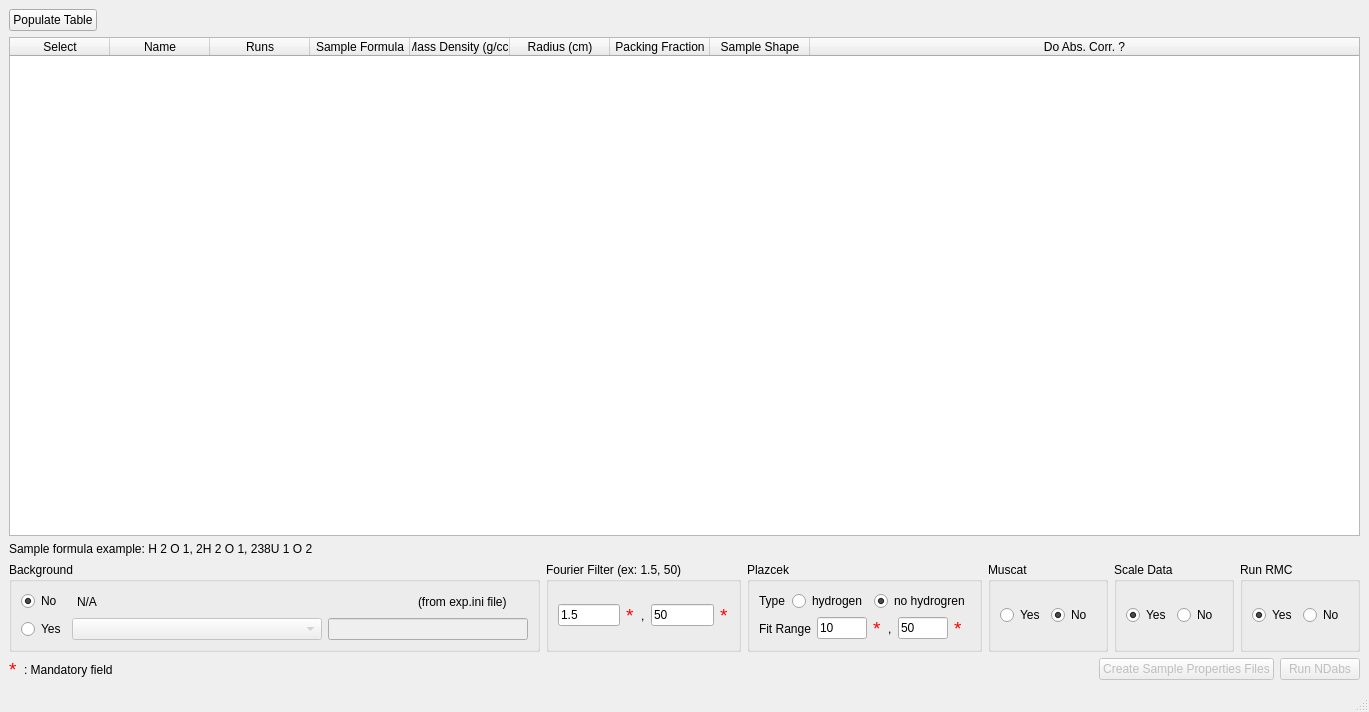
The window that addie/ui/step2.ui (neutrons/addie) describes before a commit, drawn with Qt 5.
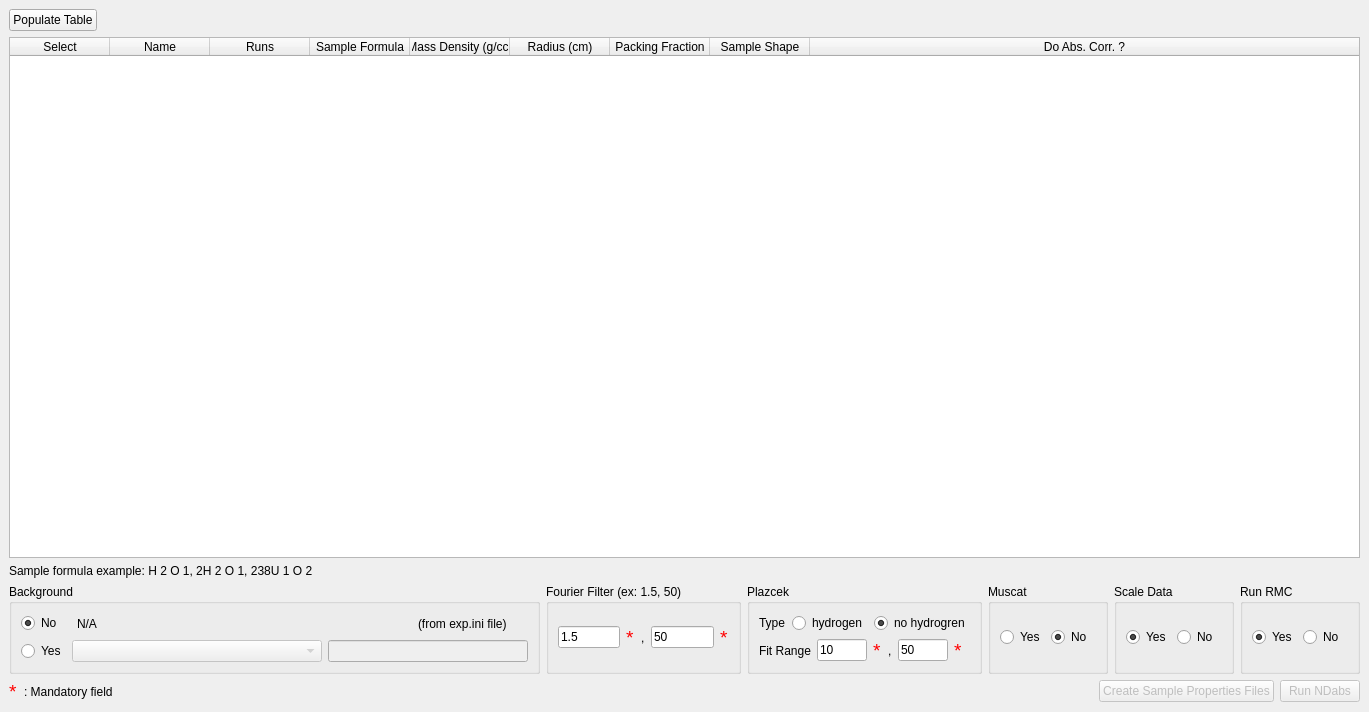
The same window after the commit.

Commit message: remove status bar

What changed in the file:
```diff
--- a/addie/ui/step2.ui
+++ b/addie/ui/step2.ui
@@ -787,7 +787,6 @@
     </rect>
    </property>
   </widget>
-  <widget class="QStatusBar" name="statusbar"/>
  </widget>
  <resources/>
  <connections>
```
The commit also changes 19 other files.
